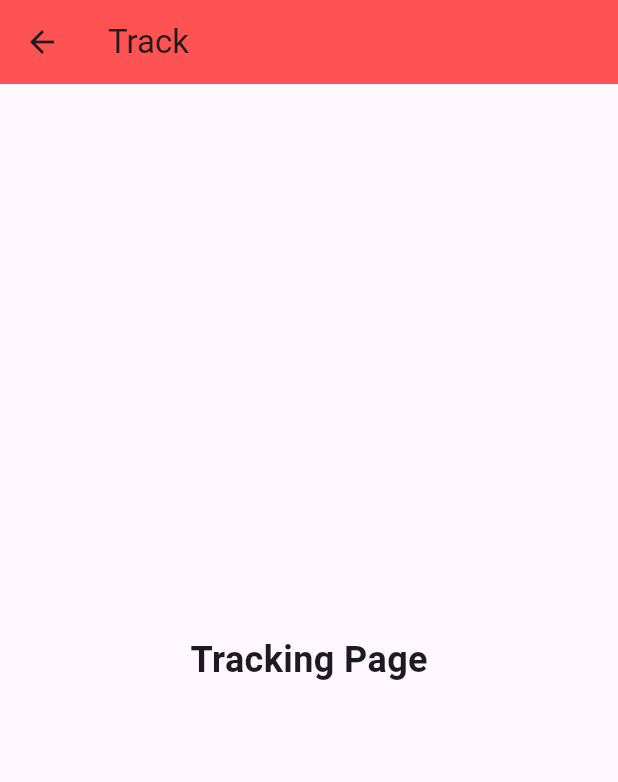
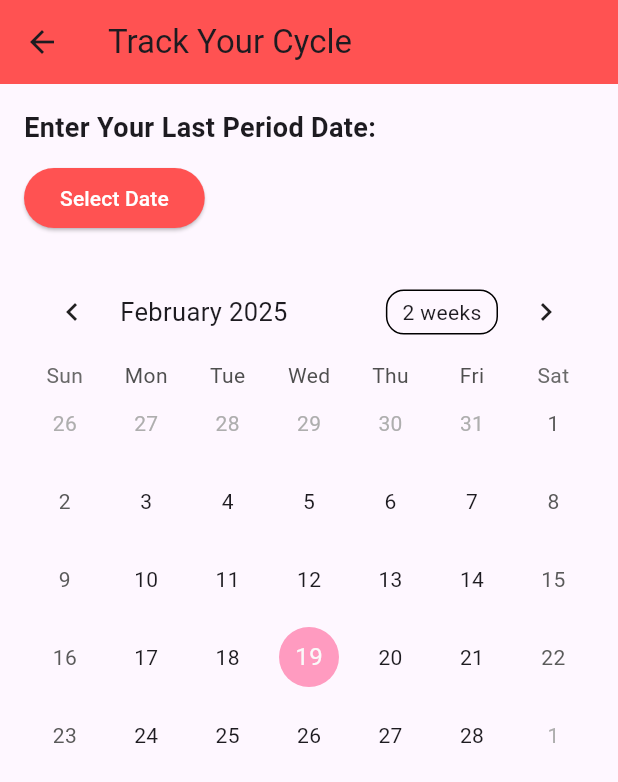
Before and after one commit to krithik-codes/FemFlow_flutter_frame, a Flutter app: the TrackPage screen opened directly, on a phone screen of 412 x 824 dp. Shown: the top 782 px of the screen. Run offline on Flutter 3.47's test engine with Material 3 defaults, Android fonts, the phone set to English and light mode, and no system bars; drawn by our look-alikes of table_calendar.

Commit message:
after all pages

```diff
--- a/flowfem_app/lib/pages/track.dart
+++ b/flowfem_app/lib/pages/track.dart
@@ -1,19 +1,145 @@
 import 'package:flutter/material.dart';
+import 'package:table_calendar/table_calendar.dart';
+import 'package:intl/intl.dart';
 
-class TrackPage extends StatelessWidget {
+class TrackPage extends StatefulWidget {
   const TrackPage({super.key});
+
+  @override
+  _TrackPageState createState() => _TrackPageState();
+}
+
+class _TrackPageState extends State<TrackPage> {
+  DateTime? selectedDate;
+  DateTime? nextCycleStart;
+  List<DateTime> predictionRange = [];
+
+  void _selectDate(BuildContext context) async {
+    DateTime? pickedDate = await showDatePicker(
+      context: context,
+      initialDate: DateTime.now(),
+      firstDate: DateTime(2000),
+      lastDate: DateTime(2100),
+    );
+
+    if (pickedDate != null && pickedDate != selectedDate) {
+      setState(() {
+        selectedDate = pickedDate;
+        nextCycleStart = pickedDate.add(Duration(days: 28));
+        predictionRange = List.generate(5, (index) => nextCycleStart!.subtract(Duration(days: 2 - index)));
+      });
+    }
+  }
 
   @override
   Widget build(BuildContext context) {
     return Scaffold(
       appBar: AppBar(
-        title: Text("Track"),
+        title: Text("Track Your Cycle"),
         backgroundColor: Color(0xFFFF5252),
       ),
-      body: Center(
-        child: Text(
-          "Tracking Page",
-          style: TextStyle(fontSize: 24, fontWeight: FontWeight.bold),
+      body: Padding(
+        padding: const EdgeInsets.all(16.0),
+        child: Column(
+          crossAxisAlignment: CrossAxisAlignment.start,
+          children: [
+            // Section 1: Enter Menstrual Date
+            Text(
+              "Enter Your Last Period Date:",
+              style: TextStyle(fontSize: 18, fontWeight: FontWeight.bold),
+            ),
+            SizedBox(height: 10),
+            ElevatedButton(
+              onPressed: () => _selectDate(context),
+              style: ElevatedButton.styleFrom(backgroundColor: Color(0xFFFF5252)),
+              child: Text(
+                selectedDate == null
+                    ? "Select Date"
+                    : "Selected: ${DateFormat.yMMMd().format(selectedDate!)}",
+                style: TextStyle(color: Colors.white),
+              ),
+            ),
+            SizedBox(height: 20),
+
+            // Section 2: Calendar View
+            TableCalendar(
+              focusedDay: DateTime.now(),
+              firstDay: DateTime.utc(2000, 1, 1),
+              lastDay: DateTime.utc(2100, 12, 31),
+              selectedDayPredicate: (day) {
+                return selectedDate != null && isSameDay(day, selectedDate);
+              },
+              calendarFormat: CalendarFormat.month,
+              calendarStyle: CalendarStyle(
+                todayDecoration: BoxDecoration(
+                  color: Colors.pinkAccent.withOpacity(0.5),
+                  shape: BoxShape.circle,
+                ),
+                selectedDecoration: BoxDecoration(
+                  color: Colors.red,
+                  shape: BoxShape.circle,
+                ),
+                markerDecoration: BoxDecoration(
+                  color: Colors.blue,
+                  shape: BoxShape.circle,
+                ),
+              ),
+              onDaySelected: (selectedDay, focusedDay) {
+                setState(() {
+                  selectedDate = selectedDay;
+                });
+              },
+              eventLoader: (day) {
+                if (selectedDate != null && isSameDay(day, selectedDate!)) {
+                  return ["Period Start"];
+                } else if (nextCycleStart != null && isSameDay(day, nextCycleStart!)) {
+                  return ["Expected Next Period"];
+                } else if (predictionRange.any((d) => isSameDay(d, day))) {
+                  return ["Buffer Period"];
+                }
+                return [];
+              },
+              calendarBuilders: CalendarBuilders(
+                markerBuilder: (context, date, events) {
+                  if (events.isNotEmpty) {
+                    return Positioned(
+                      bottom: 5,
+                      child: Container(
+                        width: 10,
+                        height: 10,
+                        decoration: BoxDecoration(
+                          shape: BoxShape.circle,
+                          color: events.contains("Expected Next Period")
+                              ? Colors.red
+                              : Colors.orange,
+                        ),
+                      ),
+                    );
+                  }
+                  return null;
+                },
+              ),
+            ),
+            SizedBox(height: 20),
+
+            // Section 3: Expected Next Cycle
+            if (nextCycleStart != null) ...[
+              Text(
+                "Next Expected Period:",
+                style: TextStyle(fontSize: 18, fontWeight: FontWeight.bold),
+              ),
+              SizedBox(height: 10),
+              Text(
+                "${DateFormat.yMMMd().format(nextCycleStart!)}",
+                style: TextStyle(fontSize: 16, color: Colors.grey[700]),
+              ),
+              SizedBox(height: 5),
+              Text(
+                "Expected Periods dates: ${DateFormat.yMMMd().format(predictionRange.first)} - ${DateFormat.yMMMd().format(predictionRange.last)}",
+                style: TextStyle(fontSize: 16, color: Colors.grey[700]),
+              ),
+            ],
+          ],
         ),
       ),
     );
--- a/flowfem_app/pubspec.yaml
+++ b/flowfem_app/pubspec.yaml
@@ -35,6 +35,9 @@ dependencies:
   # Use with the CupertinoIcons class for iOS style icons.
   cupertino_icons: ^1.0.8
   flutter_svg: ^2.0.17
+  table_calendar: ^3.2.0
+  intl: ^0.20.2
+
 
 
 dev_dependencies:
```
Also changed, not shown: flowfem_app/pubspec.lock.
